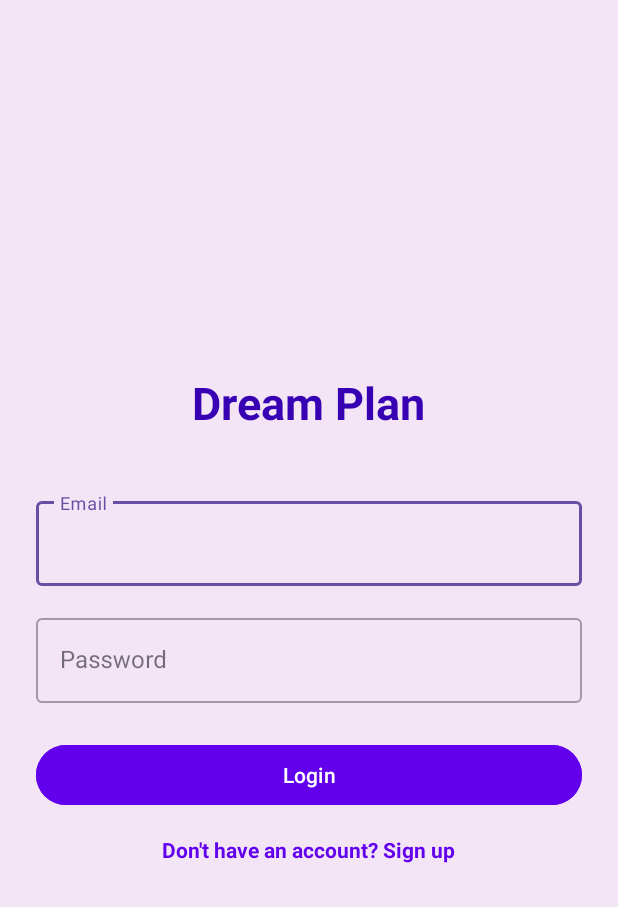
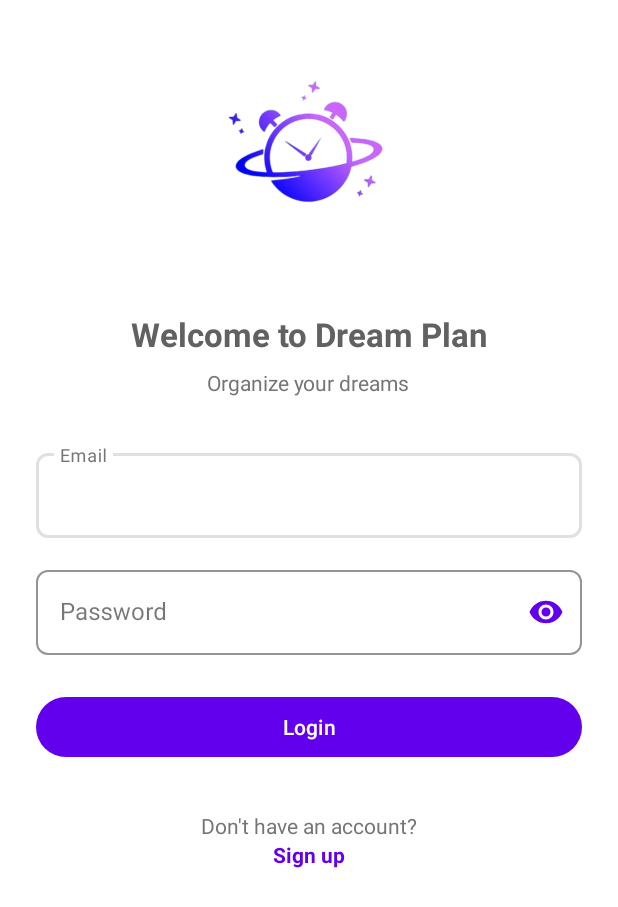
Before and after one commit to Yana7153/DreamPlan2, an Android app: the screen it shows after launch (AuthActivity), on a phone screen of 412 x 824 dp. Shown: the top 907 px of the screen. Run offline under Robolectric (Android 15) with nearby library versions, the phone set to English and light mode, and no system bars; our stand-ins replace Firebase (no records; nobody signed in at launch, a user with empty details on screens opened directly).

Commit message:
Sign up design chnages

```diff
--- /dev/null
+++ b/app/src/main/res/drawable/bg_gradient.xml
@@ -0,0 +1,6 @@
+<shape android:shape="rectangle" xmlns:android="http://schemas.android.com/apk/res/android">
+    <gradient
+        android:startColor="@color/purple_700"
+        android:endColor="@color/purple_500"
+        android:angle="135"/>
+</shape>
--- a/app/src/main/res/layout/fragment_login.xml
+++ b/app/src/main/res/layout/fragment_login.xml
@@ -1,69 +1,114 @@
 <?xml version="1.0" encoding="utf-8"?>
 <ScrollView xmlns:android="http://schemas.android.com/apk/res/android"
+    xmlns:app="http://schemas.android.com/apk/res-auto"
     android:layout_width="match_parent"
     android:layout_height="match_parent"
-    android:padding="24dp"
+    android:background="@android:color/white"
     android:fillViewport="true">
 
     <LinearLayout
         android:layout_width="match_parent"
         android:layout_height="wrap_content"
         android:orientation="vertical"
-        android:gravity="center">
+        android:gravity="center_horizontal"
+        android:padding="24dp">
+
+        <!-- App Logo -->
+        <ImageView
+            android:layout_width="160dp"
+            android:layout_height="160dp"
+            android:src="@drawable/logo_dp"
+            android:layout_marginBottom="24dp"
+            android:contentDescription="@string/app_name"/>
+
+        <!-- Title -->
+        <TextView
+            android:layout_width="wrap_content"
+            android:layout_height="wrap_content"
+            android:text="Welcome to Dream Plan"
+            android:textSize="22sp"
+            android:textColor="@color/dark_gray"
+            android:textStyle="bold"
+            android:layout_marginBottom="8dp"/>
 
         <TextView
             android:layout_width="wrap_content"
             android:layout_height="wrap_content"
-            android:text="Dream Plan"
-            android:textSize="30sp"
-            android:textStyle="bold"
-            android:textColor="@color/purple_700"
-            android:layout_marginBottom="40dp"/>
+            android:text="Organize your dreams"
+            android:textSize="14sp"
+            android:textColor="@color/medium_gray"
+            android:layout_marginBottom="32dp"/>
 
+        <!-- Email Field -->
         <com.google.android.material.textfield.TextInputLayout
+            style="@style/Widget.MaterialComponents.TextInputLayout.OutlinedBox"
             android:layout_width="match_parent"
             android:layout_height="wrap_content"
             android:layout_marginBottom="16dp"
-            style="@style/Widget.MaterialComponents.TextInputLayout.OutlinedBox">
+            app:boxStrokeColor="@color/light_gray"
+            app:hintTextColor="@color/medium_gray"
+            app:shapeAppearanceOverlay="@style/RoundedCorners">
 
             <com.google.android.material.textfield.TextInputEditText
                 android:id="@+id/et_email"
                 android:layout_width="match_parent"
                 android:layout_height="wrap_content"
                 android:hint="Email"
+                android:textColor="@color/dark_gray"
+                android:textColorHint="@color/medium_gray"
                 android:inputType="textEmailAddress"/>
         </com.google.android.material.textfield.TextInputLayout>
 
+        <!-- Password Field -->
         <com.google.android.material.textfield.TextInputLayout
+            style="@style/Widget.MaterialComponents.TextInputLayout.OutlinedBox"
             android:layout_width="match_parent"
             android:layout_height="wrap_content"
             android:layout_marginBottom="24dp"
-            style="@style/Widget.MaterialComponents.TextInputLayout.OutlinedBox">
+            app:boxStrokeColor="@color/light_gray"
+            app:boxCornerRadiusTopStart="8dp"
+            app:boxCornerRadiusTopEnd="8dp"
+            app:boxCornerRadiusBottomStart="8dp"
+            app:boxCornerRadiusBottomEnd="8dp"
+            app:hintTextColor="@color/medium_gray"
+            app:passwordToggleEnabled="true"
+            app:passwordToggleTint="@color/primary_color">
 
             <com.google.android.material.textfield.TextInputEditText
                 android:id="@+id/et_password"
                 android:layout_width="match_parent"
                 android:layout_height="wrap_content"
                 android:hint="Password"
+                android:textColor="@color/dark_gray"
+                android:textColorHint="@color/medium_gray"
                 android:inputType="textPassword"/>
         </com.google.android.material.textfield.TextInputLayout>
 
-        <Button
+        <!-- Login Button -->
+        <com.google.android.material.button.MaterialButton
             android:id="@+id/btn_login"
             android:layout_width="match_parent"
+            android:layout_height="48dp"
+            android:layout_marginBottom="16dp"
+            android:text="Login"
+            android:textColor="@android:color/white"
+            app:cornerRadius="24dp"
+            app:backgroundTint="@color/primary_color"/>
+
+        <!-- Sign Up Text -->
+        <TextView
+            android:layout_width="wrap_content"
             android:layout_height="wrap_content"
-            android:text="Login"
-            android:textAllCaps="false"
-            android:backgroundTint="@color/purple_500"
-            android:textColor="@color/white"
-            android:layout_marginBottom="16dp"/>
+            android:text="Don't have an account?"
+            android:textColor="@color/medium_gray"
+            android:layout_marginTop="16dp"/>
 
-        <TextView
+        <com.google.android.material.textview.MaterialTextView
             android:id="@+id/tv_sign_up"
             android:layout_width="wrap_content"
             android:layout_height="wrap_content"
-            android:text="Don't have an account? Sign up"
-            android:textColor="@color/purple_500"
+            android:text="Sign up"
+            android:textColor="@color/primary_color"
             android:textStyle="bold"/>
     </LinearLayout>
 </ScrollView>
--- a/app/src/main/res/values/colors.xml
+++ b/app/src/main/res/values/colors.xml
@@ -101,5 +101,13 @@
     <color name="light_gray">#E0E0E0</color>
     <!-- Red for urgent -->
 
+    <color name="white_alpha_70">#B3FFFFFF</color>
+    <color name="white_alpha_30">#4DFFFFFF</color>
+    <color name="white_alpha_20">#33FFFFFF</color>
+
+
+    <!-- Professional color palette -->
+    <color name="primary_color">#6200EE</color>
+    <color name="medium_gray">#757575</color>
 
 </resources>
--- a/app/src/main/res/values/strings.xml
+++ b/app/src/main/res/values/strings.xml
@@ -14,4 +14,9 @@
     <string name="fill_all_fields">Please fill all fields</string>
     <string name="passwords_dont_match">Passwords don\'t match</string>
     <string name="email_taken">Email already registered</string>
+
+    <string name="welcome_back">Welcome Back!</string>
+    <string name="login_to_continue">Login to continue</string>
+    <string name="forgot_password">Forgot Password?</string>
+
 </resources>
--- a/app/src/main/res/values/styles.xml
+++ b/app/src/main/res/values/styles.xml
@@ -63,4 +63,9 @@
         <item name="cardElevation">2dp</item>
         <item name="cardBackgroundColor">@color/lighter_gray</item>
     </style>
+
+    <style name="RoundedCorners" parent="">
+        <item name="cornerFamily">rounded</item>
+        <item name="cornerSize">8dp</item>
+    </style>
 </resources>
```
Also changed, not shown: app/src/main/res/drawable/logo_dp.png (added), app/src/main/res/drawable/logo_wout_bg.png (added).
